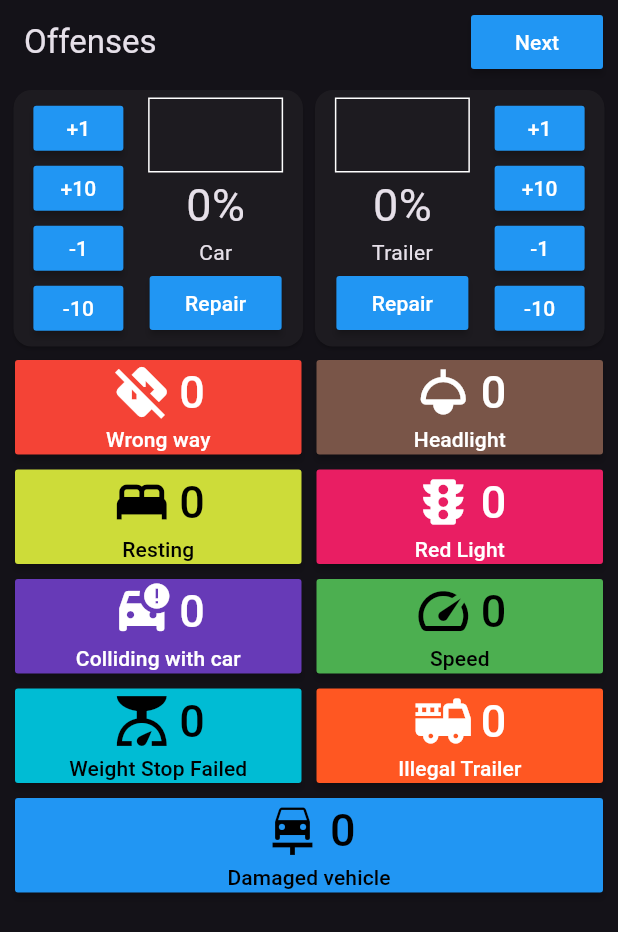
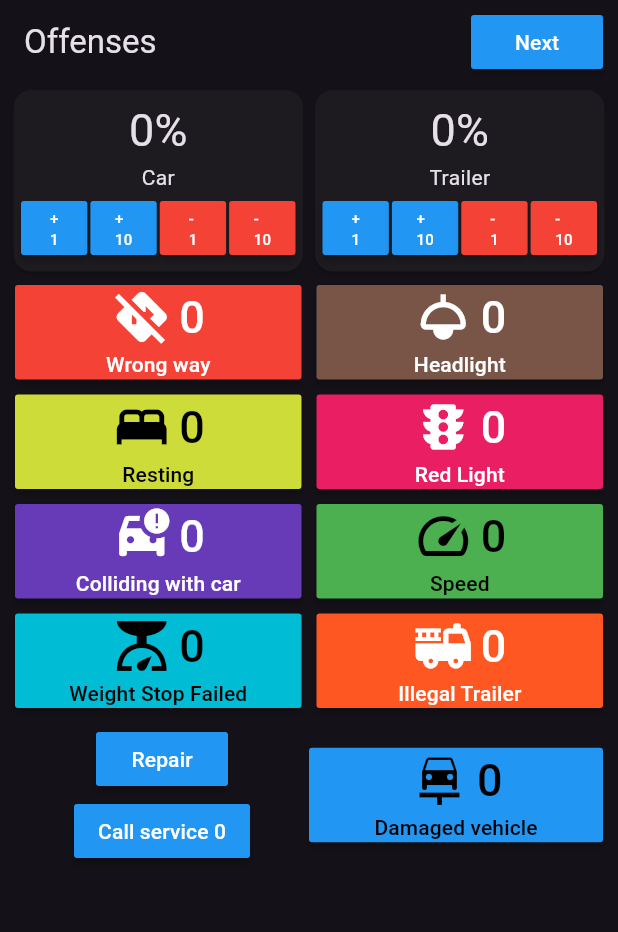
Before and after one commit to PushupDriver/logger_app, a Flutter app: the screen it shows after launch, after a tap on "Repair", on a phone screen of 412 x 824 dp. Shown: the top 932 px of the screen. Run offline on Flutter 3.47's test engine with Material 2 defaults, Android fonts, the phone set to English and light mode, and no system bars; our stand-ins replace audioplayers, confetti, flutter_bloc, get_it, wakelock.

Commit message:
update layout and add counter for service call

```diff
--- a/lib/screens/offense_logger.dart
+++ b/lib/screens/offense_logger.dart
@@ -30,72 +30,77 @@ class _OffenseLoggerState extends State<OffenseLogger> {
     if (Platform.isAndroid || Platform.isIOS) Wakelock.enable();
   }
 
-  Widget damageLogger(int damageValue, void Function(int value) valueUpdater,
-      String text, List<int> valueList,
-      {bool buttonFirst = false}) {
-    const double buttonSpace = 10;
-    final Widget buttons = SizedBox(
-      height: 150,
-      width: 60,
-      child: Column(
+  Widget numberButtonText(String text) {
+    const TextStyle numberStyle = TextStyle(fontSize: 10);
+    return Text(text, style: numberStyle);
+  }
+
+  Widget damageLogger(
+    int damageValue,
+    void Function(int value) valueUpdater,
+    String text,
+    List<int> valueList,
+  ) {
+    const double buttonSpace = 2;
+    final Widget buttons = Row(
       children: [
         Expanded(
           flex: 1,
           child: MaterialButton(
             color: Colors.blue,
-              child: const Text("+1"),
+            child: numberButtonText("+\n1"),
             onPressed: () {
               valueUpdater(damageValue + 1);
             },
           ),
         ),
         const SizedBox(
-            height: buttonSpace,
+          width: buttonSpace,
         ),
         Expanded(
           flex: 1,
           child: MaterialButton(
             color: Colors.blue,
-              child: const Text("+10"),
+            child: numberButtonText("+\n10"),
             onPressed: () {
               valueUpdater(damageValue + 10);
             },
           ),
         ),
         const SizedBox(
-            height: buttonSpace,
+          width: buttonSpace,
         ),
         Expanded(
           flex: 1,
           child: MaterialButton(
-              color: Colors.blue,
-              child: const Text("-1"),
+            color: Colors.red,
+            child: numberButtonText("-\n1"),
             onPressed: () {
               valueUpdater(damageValue - 1);
             },
           ),
         ),
         const SizedBox(
-            height: buttonSpace,
+          width: buttonSpace,
         ),
         Expanded(
           flex: 1,
           child: MaterialButton(
-              color: Colors.blue,
-              child: const Text("-10"),
+            color: Colors.red,
+            child: numberButtonText("-\n10"),
             onPressed: () {
               valueUpdater(damageValue - 10);
             },
           ),
         )
       ],
-      ),
     );
 
-    Widget labels = Column(
-      mainAxisAlignment: MainAxisAlignment.spaceBetween,
+    Widget labels = Row(
+      mainAxisAlignment: MainAxisAlignment.spaceAround,
       children: [
-        Container(
+        valueList.isNotEmpty
+            ? Container(
                 height: 50,
                 width: 90,
                 decoration: BoxDecoration(
@@ -107,22 +112,18 @@ class _OffenseLoggerState extends State<OffenseLogger> {
                   mainAxisAlignment: MainAxisAlignment.center,
                   children: valueList.map((e) => Text(e.toString())).toList(),
                 ),
-        ),
+              )
+            : null,
+        Column(
+          children: [
             Text(
               "$damageValue%",
               style: const TextStyle(fontSize: 30),
             ),
             Text(text),
-        MaterialButton(
-          color: Colors.blue,
-          onPressed: () {
-            setState(() {
-              offenseCounter.repaire();
-            });
-          },
-          child: const Text("Repair"),
+          ],
         ),
-      ],
+      ].where((element) => element != null).cast<Widget>().toList(),
     );
 
     return Expanded(
@@ -131,18 +132,8 @@ class _OffenseLoggerState extends State<OffenseLogger> {
           padding: const EdgeInsets.all(5),
           child: Column(
             children: [
-              Row(
-                mainAxisAlignment: MainAxisAlignment.spaceAround,
-                children: buttonFirst
-                    ? [
-                        buttons,
-                        labels,
-                      ]
-                    : [
               labels,
               buttons,
-                      ],
-              ),
             ],
           ),
         ),
@@ -178,7 +169,7 @@ class _OffenseLoggerState extends State<OffenseLogger> {
                 setState(() {
                   offenseCounter.carDamage = value;
                 });
-              }, "Car", offenseCounter.carDamages, buttonFirst: true),
+              }, "Car", offenseCounter.carDamages),
               damageLogger(offenseCounter.trailerDamage, (value) {
                 setState(() {
                   offenseCounter.trailerDamage = value;
@@ -335,6 +326,31 @@ class _OffenseLoggerState extends State<OffenseLogger> {
             child: Row(
               children: [
                 Expanded(
+                  child: Column(
+                    children: [
+                      MaterialButton(
+                        color: Colors.blue,
+                        onPressed: () {
+                          setState(() {
+                            offenseCounter.repair();
+                          });
+                        },
+                        child: const Text("Repair"),
+                      ),
+                      MaterialButton(
+                        color: Colors.blue,
+                        onPressed: () {
+                          setState(() {
+                            offenseCounter.repair();
+                          });
+                        },
+                        child: Text(
+                            "Call service ${offenseCounter.serviceCalled}"),
+                      ),
+                    ],
+                  ),
+                ),
+                Expanded(
                   child: OffenseButton(
                     count: offenseCounter.damagedVehicleCount,
                     onPressed: () {
--- a/lib/screens/offense_sum.dart
+++ b/lib/screens/offense_sum.dart
@@ -86,13 +86,18 @@ class _OffenseSumState extends State<OffenseSum> {
           ListTile(
             title: const Text("Car damage"),
             trailing: Text(
-                "${offenseCounter.carDamageSum}% x 100 x $perOffencePushup"),
+                "${offenseCounter.carDamageSum}% x 100 x $perDamagePushup"),
           ),
           const Divider(),
           ListTile(
             title: const Text("Trailer damage"),
             trailing: Text(
-                "${offenseCounter.trailerDamageSum}% x 100 x $perOffencePushup"),
+                "${offenseCounter.trailerDamageSum}% x 100 x $perDamagePushup"),
+          ),
+          const Divider(),
+          ListTile(
+            title: const Text("Service called"),
+            trailing: Text("${offenseCounter.serviceCalled} x 50"),
           ),
           const Divider(),
           ListTile(
--- a/lib/singletons/offense_counter.dart
+++ b/lib/singletons/offense_counter.dart
@@ -1,5 +1,6 @@
 const int compensationThreashold = 100;
 const int perOffencePushup = 10;
+const int perDamagePushup = 10;
 
 class OffenseCounter {
   int wrongWayOffenseCount = 0;
@@ -37,7 +38,7 @@ class OffenseCounter {
 
   int finishedPushup = 0;
 
-  void repaire() {
+  void repair() {
     if (carDamage != 0) {
       carDamages.add(carDamage);
     }
@@ -46,6 +47,11 @@ class OffenseCounter {
     }
     carDamage = 0;
     trailerDamage = 0;
+  }
+
+  int serviceCalled = 0;
+  void callService() {
+    serviceCalled += 1;
   }
 
   List<int> carDamages = [];
@@ -67,17 +73,21 @@ class OffenseCounter {
         speedingCount +
         failedToStopAtWeightStationCount +
         illegalTrailerCount +
-        damagedVehicleCount +
-        carDamageSum +
-        trailerDamageSum;
+        damagedVehicleCount;
   }
 
   int get compensation {
-    if (preCompensateCountSum * perOffencePushup < compensationThreashold) {
+    if (preCompensateCountSum * perOffencePushup +
+            (carDamageSum + trailerDamageSum) * perDamagePushup <
+        compensationThreashold) {
       return compensationThreashold;
     }
     return 0;
   }
 
-  int get sumPushup => preCompensateCountSum * perOffencePushup + compensation;
+  int get sumPushup =>
+      preCompensateCountSum +
+      (carDamageSum + trailerDamageSum) * perDamagePushup +
+      compensation +
+      serviceCalled * 50;
 }
```
Lines whose indentation alone changed are shown as unchanged.
